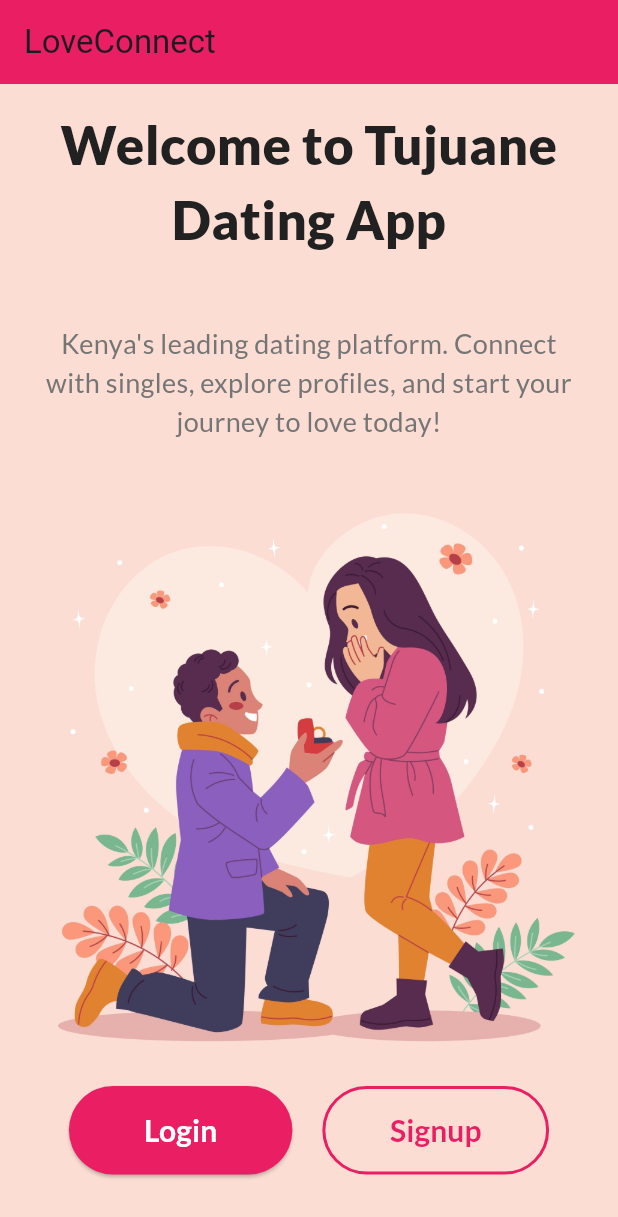
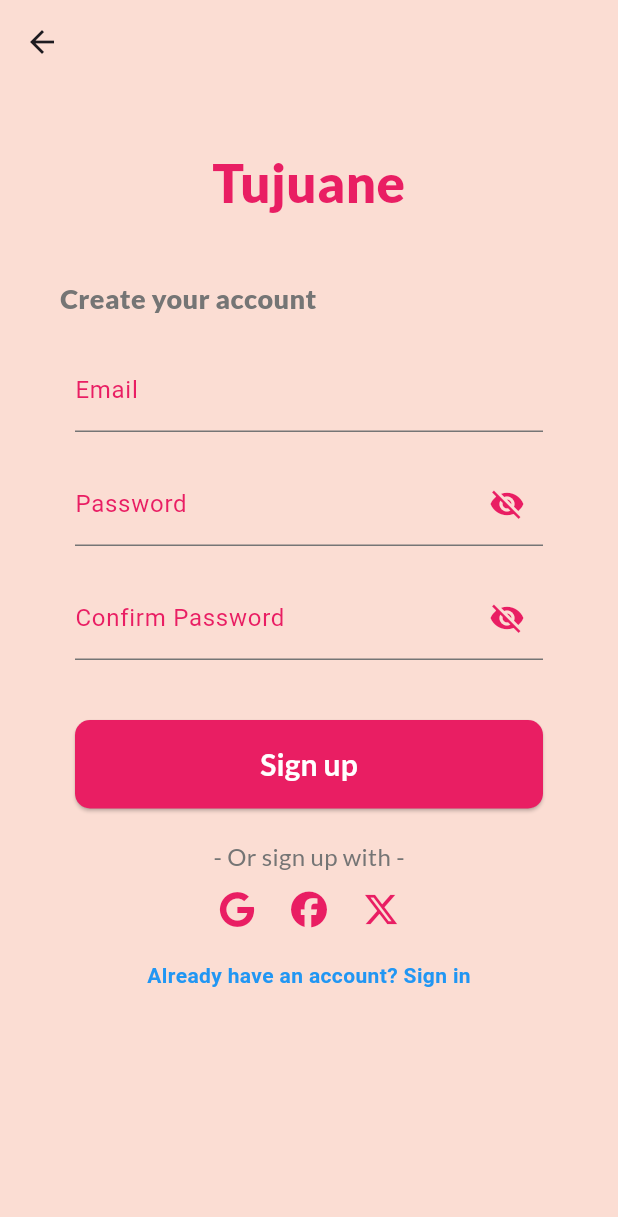
Before and after one commit to BraisonWabwire/dating, a Flutter app: the screen it shows after launch, after a tap on "Signup", on a phone screen of 412 x 824 dp. Shown: the top 1217 px of the screen. Run offline on Flutter 3.47's test engine with Material 3 defaults, Android fonts, the phone set to English and light mode, and no system bars; our stand-ins replace font_awesome_flutter, google_fonts.

Commit message:
Finished implementing the login and signup pages

```diff
--- a/lib/signup.dart
+++ b/lib/signup.dart
@@ -0,0 +1,251 @@
+import 'package:dating/login.dart';
+import 'package:flutter/material.dart';
+import 'package:google_fonts/google_fonts.dart';
+import 'package:font_awesome_flutter/font_awesome_flutter.dart';
+
+class Signup extends StatefulWidget {
+  const Signup({super.key});
+
+  @override
+  State<Signup> createState() => _SignupState();
+}
+
+class _SignupState extends State<Signup> {
+  final _formKey = GlobalKey<FormState>();
+  final TextEditingController emailController = TextEditingController();
+  final TextEditingController passwordController = TextEditingController();
+  final TextEditingController confirmPasswordController =
+      TextEditingController();
+  bool _obscurePassword = true;
+  bool _obscureConfirmPassword = true;
+
+  @override
+  Widget build(BuildContext context) {
+    return Scaffold(
+      backgroundColor: const Color(0xFFFBDDD3),
+      appBar: AppBar(backgroundColor: const Color(0xFFFBDDD3), elevation: 0),
+      body: SafeArea(
+        child: SingleChildScrollView(
+          child: Column(
+            children: [
+              Center(
+                child: Padding(
+                  padding: const EdgeInsets.all(40.0),
+                  child: Text(
+                    "Tujuane",
+                    textAlign: TextAlign.center,
+                    style: GoogleFonts.lato(
+                      color: const Color(0xFFE91E63),
+                      fontSize: 35,
+                      fontWeight: FontWeight.w900,
+                    ),
+                  ),
+                ),
+              ),
+              Container(
+                width: double.infinity,
+                padding: const EdgeInsets.symmetric(horizontal: 40),
+                child: Text(
+                  'Create your account',
+                  textAlign: TextAlign.left,
+                  style: GoogleFonts.lato(
+                    color: const Color(0xFF757575),
+                    fontSize: 18,
+                    fontWeight: FontWeight.w900,
+                  ),
+                ),
+              ),
+              Form(
+                key: _formKey,
+                child: Padding(
+                  padding: const EdgeInsets.symmetric(
+                    horizontal: 50,
+                    vertical: 20,
+                  ),
+                  child: Column(
+                    children: [
+                      TextFormField(
+                        controller: emailController,
+                        decoration: InputDecoration(
+                          labelText: 'Email',
+                          labelStyle: const TextStyle(color: Color(0xFFE91E63)),
+                          focusedBorder: const UnderlineInputBorder(
+                            borderSide: BorderSide(color: Color(0xFFE91E63)),
+                          ),
+                          enabledBorder: const UnderlineInputBorder(
+                            borderSide: BorderSide(color: Color(0xFF757575)),
+                          ),
+                        ),
+                        validator: (value) {
+                          if (value == null || value.isEmpty) {
+                            return 'Please enter your email';
+                          }
+                          return null;
+                        },
+                      ),
+                      const SizedBox(height: 20),
+                      TextFormField(
+                        controller: passwordController,
+                        obscureText: _obscurePassword,
+                        decoration: InputDecoration(
+                          labelText: 'Password',
+                          labelStyle: const TextStyle(color: Color(0xFFE91E63)),
+                          focusedBorder: const UnderlineInputBorder(
+                            borderSide: BorderSide(color: Color(0xFFE91E63)),
+                          ),
+                          enabledBorder: const UnderlineInputBorder(
+                            borderSide: BorderSide(color: Color(0xFF757575)),
+                          ),
+                          suffixIcon: IconButton(
+                            icon: Icon(
+                              _obscurePassword
+                                  ? Icons.visibility_off
+                                  : Icons.visibility,
+                              color: const Color(0xFFE91E63),
+                            ),
+                            onPressed: () {
+                              setState(() {
+                                _obscurePassword = !_obscurePassword;
+                              });
+                            },
+                          ),
+                        ),
+                        validator: (value) {
+                          if (value == null || value.isEmpty) {
+                            return 'Please enter a password';
+                          }
+                          return null;
+                        },
+                      ),
+                      const SizedBox(height: 20),
+                      TextFormField(
+                        controller: confirmPasswordController,
+                        obscureText: _obscureConfirmPassword,
+                        decoration: InputDecoration(
+                          labelText: 'Confirm Password',
+                          labelStyle: const TextStyle(color: Color(0xFFE91E63)),
+                          focusedBorder: const UnderlineInputBorder(
+                            borderSide: BorderSide(color: Color(0xFFE91E63)),
+                          ),
+                          enabledBorder: const UnderlineInputBorder(
+                            borderSide: BorderSide(color: Color(0xFF757575)),
+                          ),
+                          suffixIcon: IconButton(
+                            icon: Icon(
+                              _obscureConfirmPassword
+                                  ? Icons.visibility_off
+                                  : Icons.visibility,
+                              color: const Color(0xFFE91E63),
+                            ),
+                            onPressed: () {
+                              setState(() {
+                                _obscureConfirmPassword =
+                                    !_obscureConfirmPassword;
+                              });
+                            },
+                          ),
+                        ),
+                        validator: (value) {
+                          if (value == null || value.isEmpty) {
+                            return 'Please confirm your password';
+                          }
+                          if (value != passwordController.text) {
+                            return 'Passwords do not match';
+                          }
+                          return null;
+                        },
+                      ),
+                      const SizedBox(height: 40),
+                      SizedBox(
+                        width: double.infinity,
+                        child: ElevatedButton(
+                          style: ElevatedButton.styleFrom(
+                            backgroundColor: const Color(0xFFE91E63),
+                            padding: const EdgeInsets.symmetric(vertical: 15),
+                            shape: const RoundedRectangleBorder(
+                              borderRadius: BorderRadius.all(
+                                Radius.circular(10),
+                              ),
+                            ),
+                          ),
+                          onPressed: () {
+                            if (_formKey.currentState!.validate()) {
+                              // Sign up logic here
+                            }
+                          },
+                          child: Text(
+                            'Sign up',
+                            style: GoogleFonts.lato(
+                              color: Colors.white,
+                              fontSize: 20,
+                              fontWeight: FontWeight.bold,
+                            ),
+                          ),
+                        ),
+                      ),
+                      const SizedBox(height: 20),
+                      Text(
+                        '- Or sign up with -',
+                        style: GoogleFonts.lato(
+                          color: const Color(0xFF757575),
+                          fontSize: 16,
+                          fontWeight: FontWeight.w500,
+                        ),
+                      ),
+                      Row(
+                        mainAxisAlignment: MainAxisAlignment.center,
+                        children: [
+                          IconButton(
+                            icon: const FaIcon(
+                              FontAwesomeIcons.google,
+                              color: Color(0xFFE91E63),
+                            ),
+                            onPressed: () {},
+                          ),
+                          IconButton(
+                            icon: const FaIcon(
+                              FontAwesomeIcons.facebook,
+                              color: Color(0xFFE91E63),
+                            ),
+                            onPressed: () {},
+                          ),
+                          IconButton(
+                            icon: const FaIcon(
+                              FontAwesomeIcons.xTwitter,
+                              color: Color(0xFFE91E63),
+                            ),
+                            onPressed: () {},
+                          ),
+                        ],
+                      ),
+                      const SizedBox(height: 10),
+                      GestureDetector(
+                        onTap: () {
+                          Navigator.push(
+                            context,
+                            MaterialPageRoute(
+                              builder: (context) => Login(),
+                            ),
+                          );
+                        },
+                        child: const Text(
+                          "Already have an account? Sign in",
+                          style: TextStyle(
+                            color: Colors.blue,
+                            fontWeight: FontWeight.bold,
+                          ),
+                        ),
+                      ),
+
+                      const SizedBox(height: 30),
+                    ],
+                  ),
+                ),
+              ),
+            ],
+          ),
+        ),
+      ),
+    );
+  }
+}
--- a/lib/welcome_screen.dart
+++ b/lib/welcome_screen.dart
@@ -1,3 +1,5 @@
+import 'package:dating/login.dart';
+import 'package:dating/signup.dart';
 import 'package:flutter/material.dart';
 import 'package:google_fonts/google_fonts.dart';
 
@@ -55,7 +57,10 @@ class WelcomeScreen extends StatelessWidget {
                   padding: EdgeInsets.symmetric(horizontal: 50, vertical: 15),
                 ),
                 onPressed: () {
-                  // Handle login action
+                  Navigator.push(
+                    context,
+                    MaterialPageRoute(builder: (context) => Login()),
+                  );
                 },
                 child: Text(
                   'Login',
@@ -73,7 +78,10 @@ class WelcomeScreen extends StatelessWidget {
                   padding: EdgeInsets.symmetric(horizontal: 45, vertical: 15),
                 ),
                 onPressed: () {
-                  // Handle signup action
+                   Navigator.push(
+                    context,
+                    MaterialPageRoute(builder: (context) => Signup()),
+                  );
                 },
                 child: Text(
                   'Signup',
--- a/pubspec.yaml
+++ b/pubspec.yaml
@@ -46,6 +46,7 @@ dev_dependencies:
   # rules and activating additional ones.
   flutter_lints: ^5.0.0
   google_fonts: ^6.3.0
+  font_awesome_flutter: ^10.3.0
 
 # For information on the generic Dart part of this file, see the
 # following page: https://dart.dev/tools/pub/pubspec
```
Also changed, not shown: lib/login.dart (+230 -0 lines), pubspec.lock.
